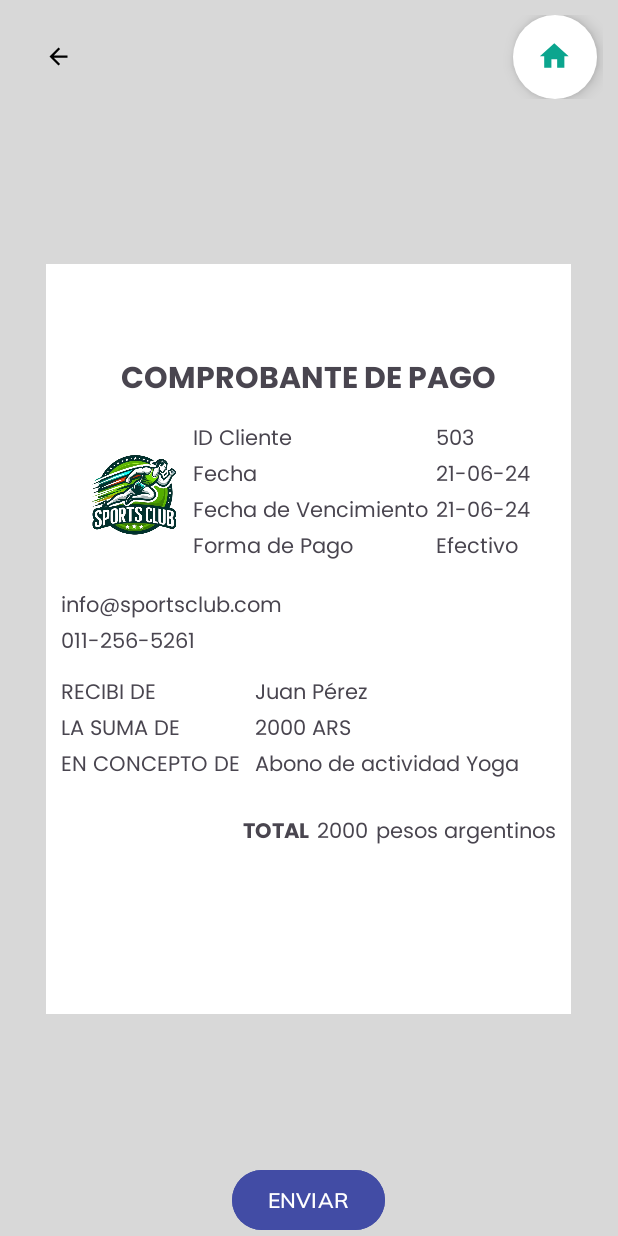
After one commit to rocohen/sportsclub-app, an Android app: the NonAssociatePaymentReceipt screen opened directly, with no data from a screen before it, on a phone screen of 412 x 824 dp. The commit adds this screen. Run offline under Robolectric (Android 15) with nearby library versions, the phone set to English and light mode, and no system bars; 1 statement that could not run was skipped.

Commit message:
non associate payment receipt activity

```diff
--- a/app/src/main/AndroidManifest.xml
+++ b/app/src/main/AndroidManifest.xml
@@ -13,6 +13,9 @@
         android:theme="@style/Theme.Clubdeportivo"
         tools:targetApi="31">
         <activity
+            android:name=".NonAssociatePaymentReceipt"
+            android:exported="false" />
+        <activity
             android:name=".PaymentReceipt"
             android:exported="false" />
         <activity
--- /dev/null
+++ b/app/src/main/java/com/mediadocena/clubdeportivo/NonAssociatePaymentReceipt.kt
@@ -0,0 +1,20 @@
+package com.mediadocena.clubdeportivo
+
+import android.os.Bundle
+import androidx.activity.enableEdgeToEdge
+import androidx.appcompat.app.AppCompatActivity
+import androidx.core.view.ViewCompat
+import androidx.core.view.WindowInsetsCompat
+
+class NonAssociatePaymentReceipt : AppCompatActivity() {
+    override fun onCreate(savedInstanceState: Bundle?) {
+        super.onCreate(savedInstanceState)
+        enableEdgeToEdge()
+        setContentView(R.layout.activity_non_associate_payment_receipt)
+        ViewCompat.setOnApplyWindowInsetsListener(findViewById(R.id.main)) { v, insets ->
+            val systemBars = insets.getInsets(WindowInsetsCompat.Type.systemBars())
+            v.setPadding(systemBars.left, systemBars.top, systemBars.right, systemBars.bottom)
+            insets
+        }
+    }
+}
--- /dev/null
+++ b/app/src/main/res/layout/activity_non_associate_payment_receipt.xml
@@ -0,0 +1,315 @@
+<?xml version="1.0" encoding="utf-8"?>
+
+<LinearLayout xmlns:android="http://schemas.android.com/apk/res/android"
+    xmlns:app="http://schemas.android.com/apk/res-auto"
+    xmlns:tools="http://schemas.android.com/tools"
+
+    android:layout_width="match_parent"
+    android:layout_height="match_parent"
+    android:orientation="vertical"
+    android:background="@color/medium_gray"
+
+    >
+    <LinearLayout
+        android:id="@+id/navigationButtons"
+        style="?android:attr/buttonBarStyle"
+        android:layout_width="match_parent"
+        android:layout_height="wrap_content"
+        android:layout_margin="10dp">
+
+        <Button
+            android:id="@+id/backButton"
+            style="?android:attr/buttonBarButtonStyle"
+            android:layout_width="wrap_content"
+            android:layout_height="match_parent"
+            android:layout_gravity="start"
+            android:backgroundTint="@android:color/transparent"
+            android:contentDescription="@string/app_back_button"
+            app:icon="@drawable/ic_arrow_back"
+            app:iconTint="@color/black"
+
+            />
+
+        <com.google.android.material.floatingactionbutton.FloatingActionButton
+            android:id="@+id/homeButton"
+            android:layout_width="wrap_content"
+            android:layout_height="wrap_content"
+            android:contentDescription="@string/app_home_button"
+            app:tint="@color/dark_green"
+            app:shapeAppearance="@style/FABShape"
+            app:backgroundTint="@color/white"
+            android:src="@drawable/ic_home"
+            app:fabSize="normal"
+            android:layout_marginStart="260dp" />
+
+    </LinearLayout>
+
+    <LinearLayout
+        android:id="@+id/paymentReceipt"
+        android:layout_width="350dp"
+        android:layout_height="500dp"
+        android:layout_gravity="center"
+        android:layout_margin="100dp"
+        android:orientation="vertical"
+        android:background="@color/white"
+
+        >
+        <TextView
+            android:id="@+id/paymentReceiptTitle"
+            android:layout_width="wrap_content"
+            android:layout_height="wrap_content"
+            android:layout_gravity="center"
+            android:layout_marginTop="60dp"
+            android:text="@string/comp_pago"
+            android:fontFamily="@font/poppins_bold"
+            android:textAllCaps="true"
+            android:textAlignment="center"
+            android:textSize="20sp"
+            android:layout_marginBottom="10dp"
+            >
+        </TextView>
+
+        <LinearLayout
+            android:layout_width="match_parent"
+            android:layout_height="wrap_content"
+            android:gravity="center"
+            >
+            <ImageView
+                android:id="@+id/logo"
+                android:layout_width="65dp"
+                android:layout_height="65dp"
+                android:layout_gravity="center"
+                android:src="@drawable/ic_logo"
+                android:contentDescription="@string/app_logo"
+                >
+            </ImageView>
+            <LinearLayout
+                android:id="@+id/paymentReceiptFixedText1"
+                android:layout_width="wrap_content"
+                android:layout_height="wrap_content"
+                android:orientation="vertical"
+                android:layout_marginStart="5dp"
+                >
+                <TextView
+                    android:id="@+id/clientID"
+                    android:layout_width="wrap_content"
+                    android:layout_height="wrap_content"
+                    android:text="@string/client_id"
+                    android:fontFamily="@font/poppins_regular"
+                    >
+
+                </TextView>
+                <TextView
+                    android:id="@+id/receiptDate"
+                    android:layout_width="wrap_content"
+                    android:layout_height="wrap_content"
+                    android:text="@string/receipt_date"
+                    android:fontFamily="@font/poppins_regular"
+                    >
+
+                </TextView>
+                <TextView
+                    android:id="@+id/expirationDate"
+                    android:layout_width="wrap_content"
+                    android:layout_height="wrap_content"
+                    android:text="@string/expiration_date"
+                    android:fontFamily="@font/poppins_regular"
+                    >
+                </TextView>
+                <TextView
+                    android:id="@+id/paymentMethod"
+                    android:layout_width="wrap_content"
+                    android:layout_height="wrap_content"
+                    android:text="@string/payment_method"
+                    android:fontFamily="@font/poppins_regular"
+                    >
+                </TextView>
+            </LinearLayout>
+            <LinearLayout
+                android:id="@+id/paymentReceiptData"
+                android:layout_width="wrap_content"
+                android:layout_height="wrap_content"
+                android:orientation="vertical"
+                android:paddingStart="5dp"
+                tools:ignore="RtlSymmetry">
+                <TextView
+                    android:id="@+id/dataClientID"
+                    android:layout_width="wrap_content"
+                    android:layout_height="wrap_content"
+                    android:text="@string/NA_data_client_id"
+                    android:fontFamily="@font/poppins_regular"
+                    >
+                </TextView>
+                <TextView
+                    android:id="@+id/dataReceiptDate"
+                    android:layout_width="wrap_content"
+                    android:layout_height="wrap_content"
+                    android:text="@string/NA_data_receipt_date"
+                    android:fontFamily="@font/poppins_regular"
+                    >
+                </TextView>
+
+                <TextView
+                    android:id="@+id/dataExpirationDate"
+                    android:layout_width="wrap_content"
+                    android:layout_height="wrap_content"
+                    android:fontFamily="@font/poppins_regular"
+                    android:text="@string/NA_data_expiration_date"></TextView>
+                <TextView
+                    android:id="@+id/dataPaymentMethod"
+                    android:layout_width="wrap_content"
+                    android:layout_height="wrap_content"
+                    android:text="@string/NA_data_payment_method"
+                    android:fontFamily="@font/poppins_regular"
+                    >
+                </TextView>
+            </LinearLayout>
+        </LinearLayout>
+        <TextView
+            android:layout_width="wrap_content"
+            android:layout_height="wrap_content"
+            android:text="@string/mail"
+            android:layout_marginStart="10dp"
+            android:layout_marginTop="15dp"
+            android:fontFamily="@font/poppins_regular"
+            >
+        </TextView>
+        <TextView
+            android:layout_width="wrap_content"
+            android:layout_height="wrap_content"
+            android:text="@string/phone"
+            android:layout_marginStart="10dp"
+            android:fontFamily="@font/poppins_regular"
+            >
+        </TextView>
+        <LinearLayout
+            android:layout_width="wrap_content"
+            android:layout_height="wrap_content"
+            android:layout_marginTop="10dp"
+            android:orientation="horizontal"
+            android:gravity="center_horizontal"
+            >
+            <LinearLayout
+                android:id="@+id/paymentReceiptFixedText2"
+                android:layout_width="wrap_content"
+                android:layout_height="wrap_content"
+                android:orientation="vertical"
+                android:layout_marginStart="10dp"
+                >
+                <TextView
+                    android:id="@+id/receive"
+                    android:layout_width="wrap_content"
+                    android:layout_height="wrap_content"
+                    android:fontFamily="@font/poppins_regular"
+                    android:textAllCaps="true"
+                    android:text="@string/receipt_text1"
+                    >
+
+                </TextView>
+                <TextView
+                    android:id="@+id/sum"
+                    android:layout_width="wrap_content"
+                    android:layout_height="wrap_content"
+                    android:fontFamily="@font/poppins_regular"
+                    android:textAllCaps="true"
+                    android:text="@string/receipt_text2"
+                    >
+                </TextView>
+                <TextView
+                    android:id="@+id/concept"
+                    android:layout_width="wrap_content"
+                    android:layout_height="wrap_content"
+                    android:fontFamily="@font/poppins_regular"
+                    android:textAllCaps="true"
+                    android:text="@string/receipt_text3"
+                    >
+                </TextView>
+            </LinearLayout>
+            <LinearLayout
+                android:id="@+id/paymentReceiptData2"
+                android:layout_width="wrap_content"
+                android:layout_height="wrap_content"
+                android:orientation="vertical"
+                android:layout_marginStart="10dp"
+                >
+                <TextView
+                    android:id="@+id/receive_data"
+                    android:layout_width="wrap_content"
+                    android:layout_height="wrap_content"
+                    android:fontFamily="@font/poppins_regular"
+                    android:text="@string/NA_data_receipt_text1"
+                    >
+                </TextView>
+                <TextView
+                    android:id="@+id/sum_data"
+                    android:layout_width="wrap_content"
+                    android:layout_height="wrap_content"
+                    android:fontFamily="@font/poppins_regular"
+                    android:text="@string/NA_data_receipt_text2"
+                    >
+                </TextView>
+                <TextView
+                    android:id="@+id/concept_data"
+                    android:layout_width="wrap_content"
+                    android:layout_height="wrap_content"
+                    android:fontFamily="@font/poppins_regular"
+                    android:text="@string/NA_data_receipt_text3"
+                    >
+                </TextView>
+            </LinearLayout>
+        </LinearLayout>
+        <LinearLayout
+            android:id="@+id/totalReceipt"
+            android:layout_width="wrap_content"
+            android:layout_height="wrap_content"
+            android:orientation="horizontal"
+            android:layout_marginTop="20dp"
+            android:layout_marginEnd="10dp"
+            android:layout_gravity="end"
+            >
+            <TextView
+                android:id="@+id/total"
+                android:layout_width="wrap_content"
+                android:layout_height="wrap_content"
+                android:fontFamily="@font/poppins_bold"
+                android:text="@string/receipt_text4"
+                android:textAllCaps="true"
+                android:paddingStart="5dp"
+                tools:ignore="RtlSymmetry">
+
+            </TextView>
+            <TextView
+                android:id="@+id/amount"
+                android:layout_width="wrap_content"
+                android:layout_height="wrap_content"
+                android:fontFamily="@font/poppins_regular"
+                android:text="@string/NA_data_receipt_text4"
+                android:paddingStart="5dp"
+                tools:ignore="RtlSymmetry">
+
+            </TextView>
+            <TextView
+                android:id="@+id/currency"
+                android:layout_width="wrap_content"
+                android:layout_height="wrap_content"
+                android:fontFamily="@font/poppins_regular"
+                android:text="@string/receipt_text5"
+                android:paddingStart="5dp"
+                tools:ignore="RtlSymmetry">
+            </TextView>
+        </LinearLayout>
+
+    </LinearLayout>
+
+
+    <Button
+        android:id="@+id/sendButton"
+        android:layout_width="wrap_content"
+        android:layout_height="wrap_content"
+        android:layout_gravity="center"
+        android:backgroundTint="@color/dark_blue"
+        android:fontFamily="@font/mulish_semi_bold"
+        android:textAllCaps="true"
+        android:text="@string/btn_send" />
+
+</LinearLayout>
--- a/app/src/main/res/values/strings.xml
+++ b/app/src/main/res/values/strings.xml
@@ -34,5 +34,14 @@
     <string name="data_receipt_text4">2000</string>
     <string name="receipt_text5">pesos argentinos</string>
 
+    <!-- Non Associate Payment Receipt -->
+    <string name="NA_data_client_id">503</string>
+    <string name="NA_data_receipt_date">21-06-24</string>
+    <string name="NA_data_expiration_date">21-06-24</string>
+    <string name="NA_data_payment_method">Efectivo</string>
+    <string name="NA_data_receipt_text1">Juan Pérez</string>
+    <string name="NA_data_receipt_text2">2000 ARS</string>
+    <string name="NA_data_receipt_text3">Abono de actividad Yoga</string>
+    <string name="NA_data_receipt_text4">2000</string>
 
 </resources>
```
